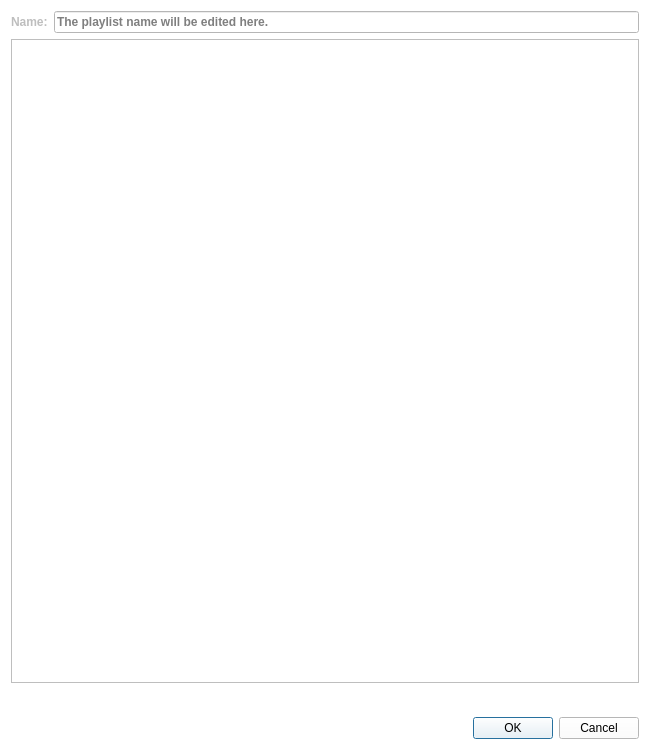
amirmohsen1384/Mockingbird, file ui/dialogs/playlistedit.ui: the form before one commit.
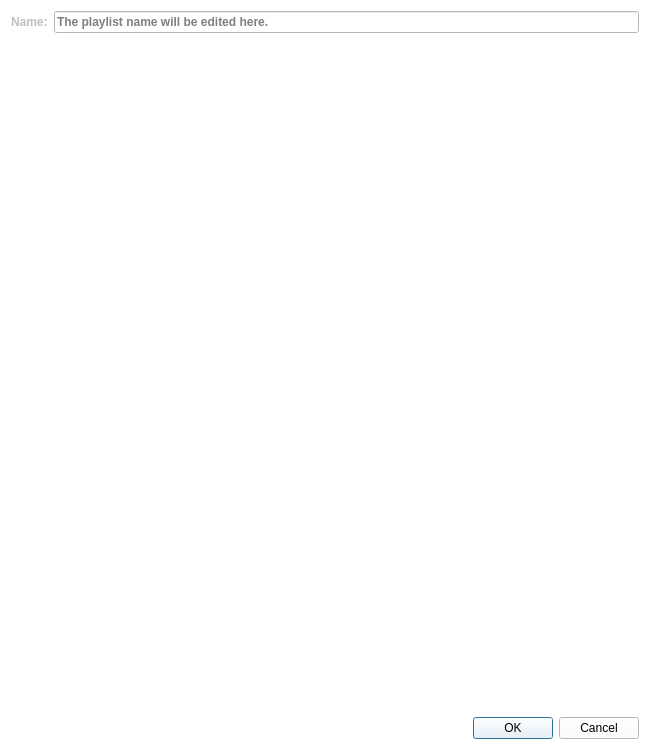
The form after the commit. Icons and pictures are not drawn.

The edit to the form file:
```diff
--- a/ui/dialogs/playlistedit.ui
+++ b/ui/dialogs/playlistedit.ui
@@ -84,7 +84,7 @@
       </font>
      </property>
      <property name="frameShape">
-      <enum>QFrame::Shape::Panel</enum>
+      <enum>QFrame::Shape::NoFrame</enum>
      </property>
      <property name="frameShadow">
       <enum>QFrame::Shadow::Plain</enum>
@@ -92,6 +92,9 @@
      <property name="lineWidth">
       <number>1</number>
      </property>
+     <property name="horizontalScrollBarPolicy">
+      <enum>Qt::ScrollBarPolicy::ScrollBarAlwaysOff</enum>
+     </property>
      <property name="selectionMode">
       <enum>QAbstractItemView::SelectionMode::ExtendedSelection</enum>
      </property>
```
